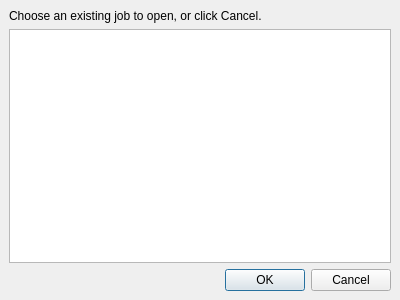
kanzure/nanoengineer, file cad/plugins/NanoVision-1/src/JobSelectorDialog.ui: the form before one commit.
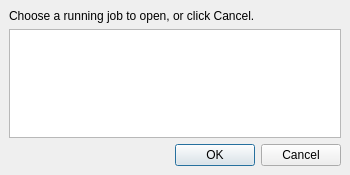
The form after the commit.

```diff
--- a/cad/plugins/NanoVision-1/src/JobSelectorDialog.ui
+++ b/cad/plugins/NanoVision-1/src/JobSelectorDialog.ui
@@ -5,8 +5,8 @@
    <rect>
     <x>0</x>
     <y>0</y>
-    <width>400</width>
-    <height>300</height>
+    <width>350</width>
+    <height>175</height>
    </rect>
   </property>
   <property name="windowTitle" >
@@ -22,7 +22,7 @@
    <item>
     <widget class="QLabel" name="label" >
      <property name="text" >
-      <string>Choose an existing job to open, or click Cancel.</string>
+      <string>Choose a running job to open, or click Cancel.</string>
      </property>
     </widget>
    </item>
```
Left out of the diff: 18 changed lines with no effect on the pictures.
